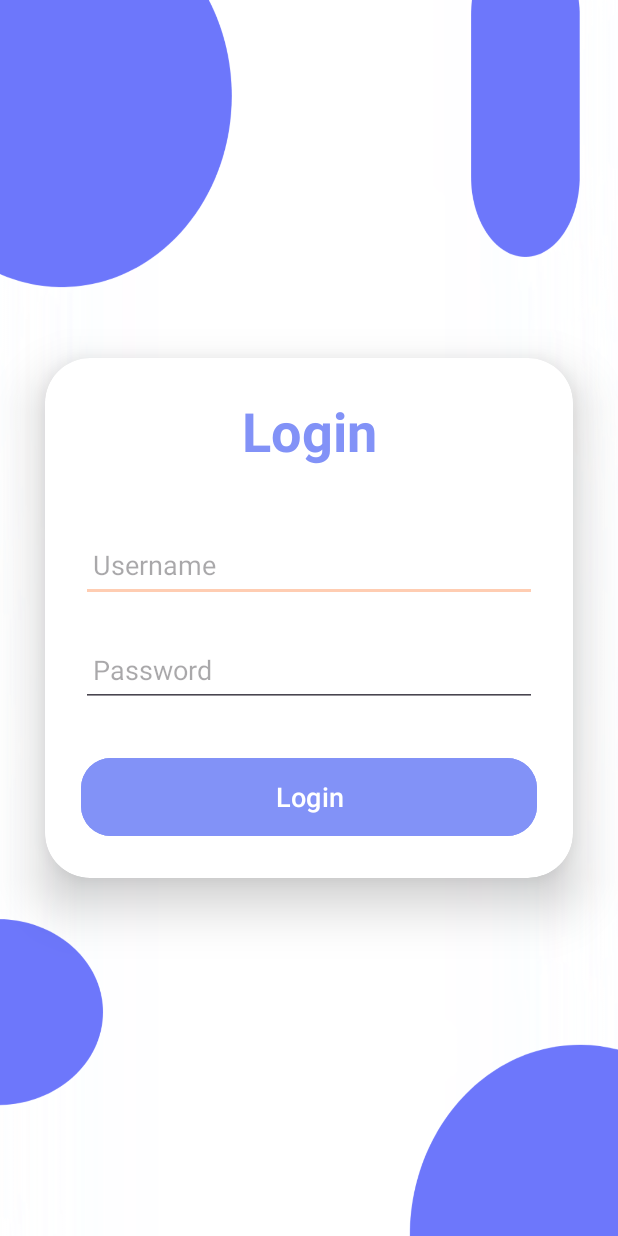
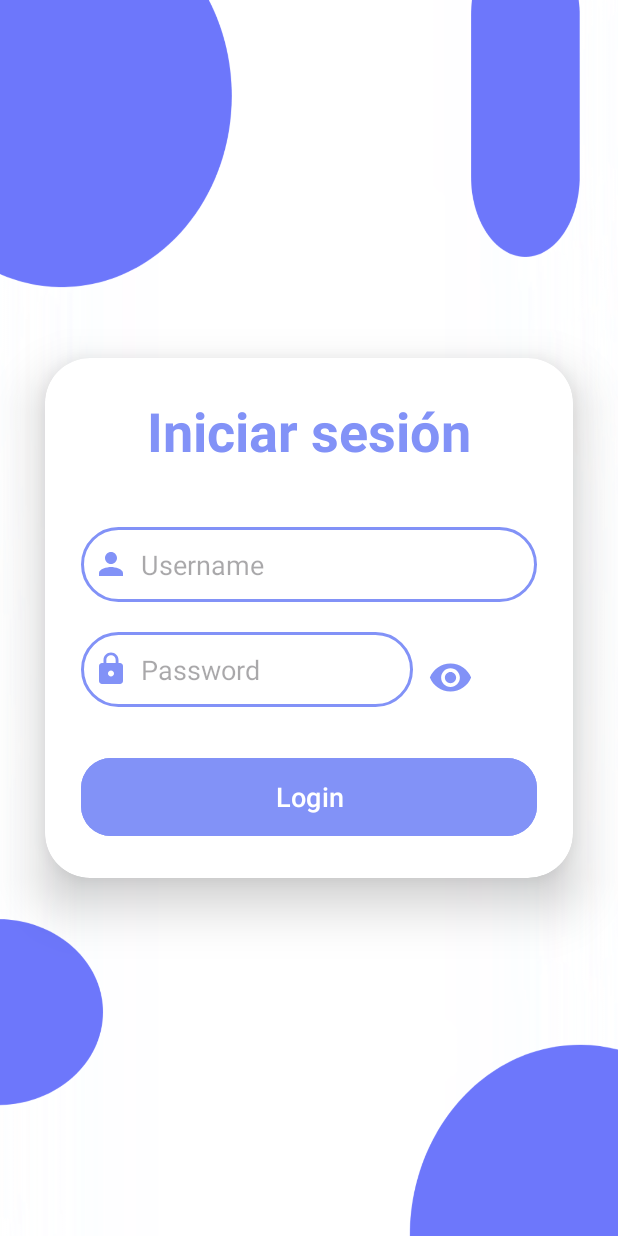
Before and after one commit to SebastianCG19/ProyectoFinalDAM, an Android app: the screen it shows after launch (MainActivity), on a phone screen of 412 x 824 dp. Run offline under Robolectric (Android 15) with nearby library versions, the phone set to English and light mode, and no system bars.

Commit message:
Ojito del login

```diff
--- a/app/src/main/java/com/example/proyectofinaldam/AlmohadasAdapter.kt
+++ b/app/src/main/java/com/example/proyectofinaldam/AlmohadasAdapter.kt
@@ -37,6 +37,7 @@ class AlmohadasAdapter(
         if (almohadas.imageUrl.isNotEmpty()) {
             Picasso.get()
                 .load(almohadas.imageUrl)
+                .placeholder(R.drawable.uploadimg) // Reemplaza con tu recurso de imagen
                 .into(holder.binding.img) // Asegúrate de que tu ItemDestinoBinding tenga un ImageView
         }
 
@@ -80,4 +81,6 @@ class AlmohadasAdapter(
     fun getAlmohadaAt(position: Int): Almohadas {
         return lstAlmohadas[position]
     }
+
+
 }
--- a/app/src/main/java/com/example/proyectofinaldam/ListadoActivity.kt
+++ b/app/src/main/java/com/example/proyectofinaldam/ListadoActivity.kt
@@ -96,6 +96,7 @@ class ListadoActivity : AppCompatActivity() {
     }
 
     private fun editarAlmohada(almohada: Almohadas) {
-        // Implementa la lógica para editar la almohada
+
     }
+
 }
--- a/app/src/main/res/drawable/baseline_lock_24.xml
+++ b/app/src/main/res/drawable/baseline_lock_24.xml
@@ -1,4 +1,4 @@
-<vector xmlns:android="http://schemas.android.com/apk/res/android" android:height="24dp" android:tint="#8292f7" android:viewportHeight="24" android:viewportWidth="24" android:width="24dp">
+<vector xmlns:android="http://schemas.android.com/apk/res/android" android:height="24dp" android:tint="@color/saltBox" android:viewportHeight="24" android:viewportWidth="24" android:width="24dp">
 
     <path android:fillColor="@android:color/white" android:pathData="M18,8h-1L17,6c0,-2.76 -2.24,-5 -5,-5S7,3.24 7,6v2L6,8c-1.1,0 -2,0.9 -2,2v10c0,1.1 0.9,2 2,2h12c1.1,0 2,-0.9 2,-2L20,10c0,-1.1 -0.9,-2 -2,-2zM12,17c-1.1,0 -2,-0.9 -2,-2s0.9,-2 2,-2 2,0.9 2,2 -0.9,2 -2,2zM15.1,8L8.9,8L8.9,6c0,-1.71 1.39,-3.1 3.1,-3.1 1.71,0 3.1,1.39 3.1,3.1v2z"/>
 
--- a/app/src/main/res/drawable/baseline_person_24.xml
+++ b/app/src/main/res/drawable/baseline_person_24.xml
@@ -1,4 +1,4 @@
-<vector xmlns:android="http://schemas.android.com/apk/res/android" android:height="24dp" android:tint="#8292f7" android:viewportHeight="24" android:viewportWidth="24" android:width="24dp">
+<vector xmlns:android="http://schemas.android.com/apk/res/android" android:height="24dp" android:tint="@color/saltBox" android:viewportHeight="24" android:viewportWidth="24" android:width="24dp">
 
     <path android:fillColor="@android:color/white" android:pathData="M12,12c2.21,0 4,-1.79 4,-4s-1.79,-4 -4,-4 -4,1.79 -4,4 1.79,4 4,4zM12,14c-2.67,0 -8,1.34 -8,4v2h16v-2c0,-2.66 -5.33,-4 -8,-4z"/>
 
--- /dev/null
+++ b/app/src/main/res/drawable/baseline_remove_red_eye_24.xml
@@ -0,0 +1,5 @@
+<vector xmlns:android="http://schemas.android.com/apk/res/android" android:height="24dp" android:tint="@color/saltBox" android:viewportHeight="24" android:viewportWidth="24" android:width="24dp">
+
+    <path android:fillColor="@android:color/white" android:pathData="M12,4.5C7,4.5 2.73,7.61 1,12c1.73,4.39 6,7.5 11,7.5s9.27,-3.11 11,-7.5c-1.73,-4.39 -6,-7.5 -11,-7.5zM12,17c-2.76,0 -5,-2.24 -5,-5s2.24,-5 5,-5 5,2.24 5,5 -2.24,5 -5,5zM12,9c-1.66,0 -3,1.34 -3,3s1.34,3 3,3 3,-1.34 3,-3 -1.34,-3 -3,-3z"/>
+
+</vector>
--- a/app/src/main/res/drawable/borde_morado.xml
+++ b/app/src/main/res/drawable/borde_morado.xml
@@ -4,7 +4,7 @@
 
     <stroke
         android:width="2dp"
-        android:color="#8292f7"/>
+        android:color="@color/saltBox"/>
     <corners
         android:radius="30dp"/>
 
--- a/app/src/main/res/drawable/custom_edittext.xml
+++ b/app/src/main/res/drawable/custom_edittext.xml
@@ -4,7 +4,7 @@
 
     <stroke
         android:width="2dp"
-        android:color="#8292f7"/>
+        android:color="@color/saltBox"/>
 
     <corners
         android:radius="30dp"/>
--- a/app/src/main/res/layout/activity_main.xml
+++ b/app/src/main/res/layout/activity_main.xml
@@ -28,35 +28,54 @@
             <TextView
                 android:layout_width="match_parent"
                 android:layout_height="wrap_content"
-                android:text="Login"
+                android:text="Iniciar sesión"
                 android:id="@+id/loginText"
                 android:textSize="36sp"
                 android:textAlignment="center"
                 android:textStyle="bold"
-                android:textColor="#8292f7"/>
+                android:textColor="@color/saltBox"/>
 
             <EditText
                 android:layout_width="match_parent"
                 android:layout_height="50dp"
                 android:id="@+id/etUser"
+                android:background="@drawable/custom_edittext"
                 android:layout_marginTop="40dp"
                 android:padding="8dp"
                 android:hint="Username"
-
+                android:drawableLeft="@drawable/baseline_person_24"
                 android:textColor="@color/black"
                 android:drawablePadding="8dp"/>
 
-            <EditText
+            <LinearLayout
                 android:layout_width="match_parent"
-                android:layout_height="50dp"
-                android:id="@+id/etPassword"
-                android:layout_marginTop="20dp"
-                android:inputType="textPassword"
-                android:padding="8dp"
-                android:hint="Password"
+                android:layout_height="wrap_content"
+                android:orientation="horizontal">
 
-                android:textColor="@color/black"
-                android:drawablePadding="8dp"/>
+                <EditText
+                    android:id="@+id/etPassword"
+                    android:layout_width="221dp"
+                    android:layout_height="50dp"
+                    android:layout_marginTop="20dp"
+                    android:background="@drawable/custom_edittext"
+                    android:drawableLeft="@drawable/baseline_lock_24"
+                    android:drawablePadding="8dp"
+                    android:hint="Password"
+                    android:inputType="textPassword"
+
+                    android:padding="8dp"
+                    android:textColor="@color/black" />
+
+
+                <ImageView
+                    android:id="@+id/ivShowPassword"
+                    android:layout_width="50dp"
+                    android:layout_height="30dp"
+                    android:layout_marginLeft="0dp"
+                    android:layout_marginTop="35dp"
+                    android:contentDescription="Mostrar/Ocultar Contraseña"
+                    android:src="@drawable/baseline_remove_red_eye_24" />
+            </LinearLayout>
 
             <Button
                 android:layout_width="match_parent"
@@ -65,7 +84,7 @@
                 android:id="@+id/btnLog"
                 android:textSize="18sp"
                 android:layout_marginTop="30dp"
-                android:backgroundTint="#8292f7"
+                android:backgroundTint="@color/saltBox"
                 app:cornerRadius="20dp"/>
         </LinearLayout>
     </androidx.cardview.widget.CardView>
```
Also changed, not shown: app/src/main/java/com/example/proyectofinaldam/MainActivity.kt (+33 -10 lines), app/src/main/java/com/example/proyectofinaldam/UserDestino.kt (+18 -32 lines).
